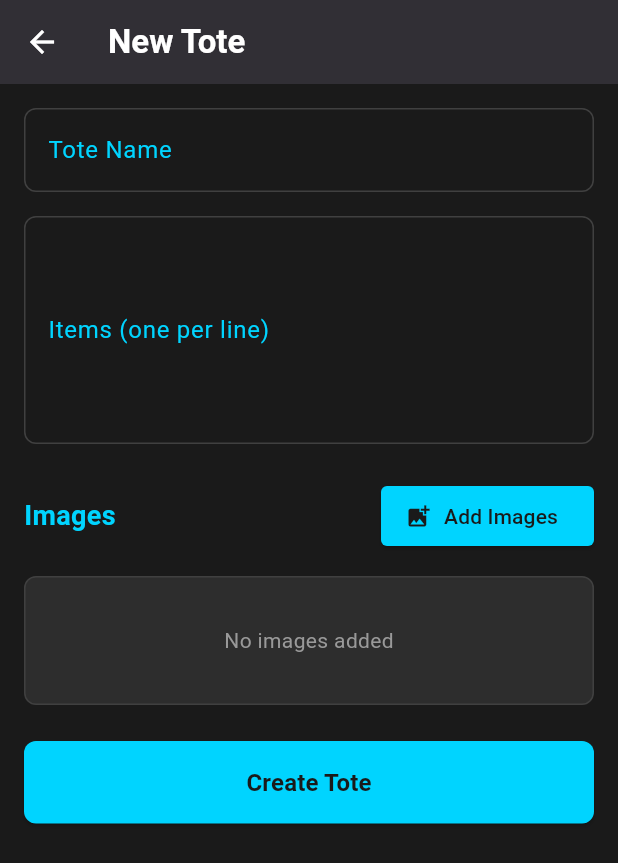
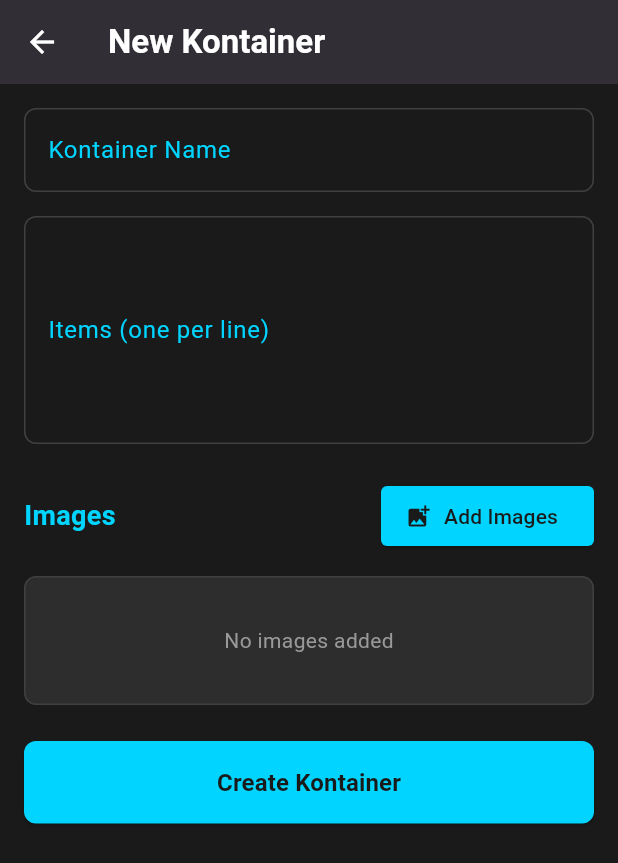
Before and after one commit to lbradshaw/kontainer_companion, a Flutter app: the screen it shows after launch, after a tap on the "add" icon, on a phone screen of 412 x 824 dp. Shown: the top 863 px of the screen. Run offline on Flutter 3.47's test engine with Material 3 defaults, Android fonts, the phone set to English and light mode, and no system bars; our stand-ins replace image_picker, shared_preferences; missing offline and left inert: mobile_scanner; network calls fail.

Commit message:
Rebrand app from ToteTrax to Kontainer
- Updated package name: totetrax_mobile -> kontainer_mobile
- Changed all user-facing text from Tote/ToteTrax to Kontainer
- Updated documentation (README, TECHNICAL-DOCS, SESSION-PROGRESS)
- Updated Android and iOS app labels and permissions
- Updated test imports and assertions
- Preserved internal code structure and backend API references

Co-authored-by: Copilot <223556219+Copilot@users.noreply.github.com>

```diff
--- a/lib/main.dart
+++ b/lib/main.dart
@@ -12,7 +12,7 @@ class ToteTraxApp extends StatelessWidget {
   @override
   Widget build(BuildContext context) {
     return MaterialApp(
-      title: 'ToteTrax',
+      title: 'Kontainer',
       theme: AppTheme.lightTheme,
       darkTheme: AppTheme.darkTheme,
       themeMode: ThemeMode.system,
--- a/lib/screens/add_tote_screen.dart
+++ b/lib/screens/add_tote_screen.dart
@@ -67,7 +67,7 @@ class _AddToteScreenState extends State<AddToteScreen> {
   Widget build(BuildContext context) {
     return Scaffold(
       appBar: AppBar(
-        title: const Text('Add New Tote'),
+        title: const Text('Add New Kontainer'),
       ),
       body: Form(
         key: _formKey,
@@ -77,8 +77,8 @@ class _AddToteScreenState extends State<AddToteScreen> {
             TextFormField(
               controller: _nameController,
               decoration: const InputDecoration(
-                labelText: 'Tote Name',
-                hintText: 'Enter tote name',
+                labelText: 'Kontainer Name',
+                hintText: 'Enter kontainer name',
               ),
               validator: (value) {
                 if (value == null || value.isEmpty) {
@@ -112,7 +112,7 @@ class _AddToteScreenState extends State<AddToteScreen> {
                       width: 20,
                       child: CircularProgressIndicator(strokeWidth: 2),
                     )
-                  : const Text('Save Tote'),
+                  : const Text('Save Kontainer'),
             ),
           ],
         ),
--- a/lib/screens/home_screen.dart
+++ b/lib/screens/home_screen.dart
@@ -54,7 +54,7 @@ class _HomeScreenState extends State<HomeScreen> {
   Widget build(BuildContext context) {
     return Scaffold(
       appBar: AppBar(
-        title: const Text('ToteTrax'),
+        title: const Text('Kontainer'),
         actions: [
           IconButton(
             icon: const Icon(Icons.add),
@@ -123,7 +123,7 @@ class _HomeScreenState extends State<HomeScreen> {
 
     if (_totes.isEmpty) {
       return const Center(
-        child: Text('No totes found. Tap + to add one.'),
+        child: Text('No kontainers found. Tap + to add one.'),
       );
     }
 
--- a/lib/screens/scan_screen.dart
+++ b/lib/screens/scan_screen.dart
@@ -84,8 +84,8 @@ class _ScanScreenState extends State<ScanScreen> {
       showDialog(
         context: context,
         builder: (context) => AlertDialog(
-          title: const Text('Tote Not Found'),
-          content: Text('QR Code: $qrCode\n\nNo tote found with this QR code.'),
+          title: const Text('Kontainer Not Found'),
+          content: Text('QR Code: $qrCode\n\nNo kontainer found with this QR code.'),
           actions: [
             TextButton(
               onPressed: () {
--- a/lib/screens/tote_detail_screen.dart
+++ b/lib/screens/tote_detail_screen.dart
@@ -61,7 +61,7 @@ class _ToteDetailScreenState extends State<ToteDetailScreen> {
     } catch (e) {
       if (mounted) {
         ScaffoldMessenger.of(context).showSnackBar(
-          SnackBar(content: Text('Error loading tote: $e')),
+          SnackBar(content: Text('Error loading kontainer: $e')),
         );
       }
     } finally {
@@ -255,7 +255,7 @@ class _ToteDetailScreenState extends State<ToteDetailScreen> {
 
         if (mounted) {
           ScaffoldMessenger.of(context).showSnackBar(
-            const SnackBar(content: Text('Tote updated successfully')),
+            const SnackBar(content: Text('Kontainer updated successfully')),
           );
         }
       }else {
@@ -270,7 +270,7 @@ class _ToteDetailScreenState extends State<ToteDetailScreen> {
         await _apiService.createTote(tote, imageMimeTypes: _imageMimeTypes);
         if (mounted) {
           ScaffoldMessenger.of(context).showSnackBar(
-            const SnackBar(content: Text('Tote created successfully')),
+            const SnackBar(content: Text('Kontainer created successfully')),
           );
         }
       }
@@ -282,7 +282,7 @@ class _ToteDetailScreenState extends State<ToteDetailScreen> {
       if (mounted) {
         ScaffoldMessenger.of(context).showSnackBar(
           SnackBar(
-            content: Text('Error saving tote: $e'),
+            content: Text('Error saving kontainer: $e'),
             backgroundColor: AppTheme.dangerColor,
           ),
         );
@@ -301,9 +301,9 @@ class _ToteDetailScreenState extends State<ToteDetailScreen> {
       context: context,
       builder: (context) => AlertDialog(
         backgroundColor: AppTheme.cardColor,
-        title: const Text('Delete Tote', style: TextStyle(color: AppTheme.textColor)),
+        title: const Text('Delete Kontainer', style: TextStyle(color: AppTheme.textColor)),
         content: const Text(
-          'Are you sure you want to delete this tote?',
+          'Are you sure you want to delete this kontainer?',
           style: TextStyle(color: AppTheme.textSecondaryColor),
         ),
         actions: [
@@ -328,7 +328,7 @@ class _ToteDetailScreenState extends State<ToteDetailScreen> {
         await _apiService.deleteTote(widget.tote!.id);
         if (mounted) {
           ScaffoldMessenger.of(context).showSnackBar(
-            const SnackBar(content: Text('Tote deleted successfully')),
+            const SnackBar(content: Text('Kontainer deleted successfully')),
           );
           Navigator.pop(context, true);
         }
@@ -336,7 +336,7 @@ class _ToteDetailScreenState extends State<ToteDetailScreen> {
         if (mounted) {
           ScaffoldMessenger.of(context).showSnackBar(
             SnackBar(
-              content: Text('Error deleting tote: $e'),
+              content: Text('Error deleting kontainer: $e'),
               backgroundColor: AppTheme.dangerColor,
             ),
           );
@@ -357,7 +357,7 @@ class _ToteDetailScreenState extends State<ToteDetailScreen> {
       backgroundColor: AppTheme.backgroundColor,
       appBar: AppBar(
         backgroundColor: AppTheme.cardColor,
-        title: Text(_isEditing ? 'Edit Tote' : 'New Tote'),
+        title: Text(_isEditing ? 'Edit Kontainer' : 'New Kontainer'),
         actions: [
           if (_isEditing)
             IconButton(
@@ -379,7 +379,7 @@ class _ToteDetailScreenState extends State<ToteDetailScreen> {
                       controller: _nameController,
                       style: const TextStyle(color: AppTheme.textColor),
                       decoration: InputDecoration(
-                        labelText: 'Tote Name',
+                        labelText: 'Kontainer Name',
                         labelStyle: const TextStyle(color: AppTheme.accentColor),
                         enabledBorder: OutlineInputBorder(
                           borderSide: const BorderSide(color: AppTheme.borderColor),
@@ -530,7 +530,7 @@ class _ToteDetailScreenState extends State<ToteDetailScreen> {
                         ),
                       ),
                       child: Text(
-                        _isEditing ? 'Update Tote' : 'Create Tote',
+                        _isEditing ? 'Update Kontainer' : 'Create Kontainer',
                         style: const TextStyle(
                           fontSize: 16,
                           fontWeight: FontWeight.bold,
--- a/lib/screens/tote_view_screen.dart
+++ b/lib/screens/tote_view_screen.dart
@@ -39,7 +39,7 @@ class _ToteViewScreenState extends State<ToteViewScreen> {
     } catch (e) {
       if (mounted) {
         ScaffoldMessenger.of(context).showSnackBar(
-          SnackBar(content: Text('Error loading tote: $e')),
+          SnackBar(content: Text('Error loading kontainer: $e')),
         );
       }
     } finally {
@@ -94,9 +94,9 @@ class _ToteViewScreenState extends State<ToteViewScreen> {
       context: context,
       builder: (context) => AlertDialog(
         backgroundColor: AppTheme.cardColor,
-        title: const Text('Delete Tote', style: TextStyle(color: AppTheme.textColor)),
+        title: const Text('Delete Kontainer', style: TextStyle(color: AppTheme.textColor)),
         content: const Text(
-          'Are you sure you want to delete this tote?',
+          'Are you sure you want to delete this kontainer?',
           style: TextStyle(color: AppTheme.textSecondaryColor),
         ),
         actions: [
@@ -121,7 +121,7 @@ class _ToteViewScreenState extends State<ToteViewScreen> {
         await _apiService.deleteTote(_currentTote.id);
         if (mounted) {
           ScaffoldMessenger.of(context).showSnackBar(
-            const SnackBar(content: Text('Tote deleted successfully')),
+            const SnackBar(content: Text('Kontainer deleted successfully')),
           );
           Navigator.pop(context, true);
         }
@@ -129,7 +129,7 @@ class _ToteViewScreenState extends State<ToteViewScreen> {
         if (mounted) {
           ScaffoldMessenger.of(context).showSnackBar(
             SnackBar(
-              content: Text('Error deleting tote: $e'),
+              content: Text('Error deleting kontainer: $e'),
               backgroundColor: AppTheme.dangerColor,
             ),
           );
@@ -150,7 +150,7 @@ class _ToteViewScreenState extends State<ToteViewScreen> {
       backgroundColor: AppTheme.backgroundColor,
       appBar: AppBar(
         backgroundColor: AppTheme.cardColor,
-        title: const Text('Tote Details'),
+        title: const Text('Kontainer Details'),
         actions: [
           IconButton(
             icon: const Icon(Icons.edit, color: AppTheme.accentColor),
--- a/pubspec.yaml
+++ b/pubspec.yaml
@@ -1,5 +1,5 @@
-name: totetrax_mobile
-description: Companion mobile app for ToteTrax storage tote inventory management
+name: kontainer_mobile
+description: Companion mobile app for Kontainer storage container inventory management
 
 publish_to: 'none' # Do not publish to pub.dev
 
```
Also changed, not shown: 6 other files.
